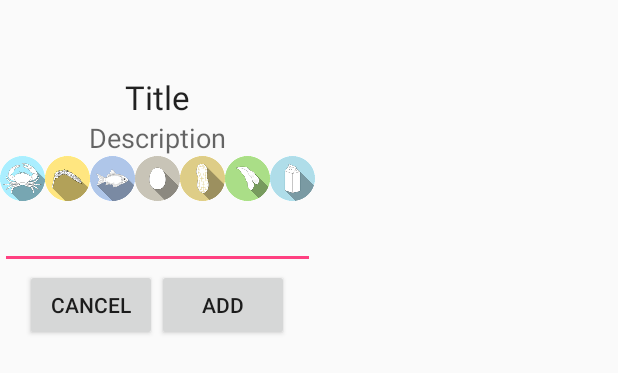
After one commit to sherlock722/Restaurant, an Android app: the layout add_menu_dialog_fragment.xml on its own in the app's theme, with its tools: preview values and no code run, on a phone screen of 412 x 824 dp. The commit adds this screen. Shown: the top 373 px of the screen. Run offline under Robolectric (Android 15) with nearby library versions, the phone set to English and light mode, and no system bars.

Commit message:
Se recuperan los valoresdel JSON en un DialogFragment

```diff
--- a/App/app/src/main/java/restaurant/fjc/com/activities/TablesActivity.java
+++ b/App/app/src/main/java/restaurant/fjc/com/activities/TablesActivity.java
@@ -13,7 +13,7 @@ public class TablesActivity extends AppCompatActivity implements TablesListFragm
 
 
     public static int SELECTED_TABLE = 1;
-    public static final String EXTRA_TABLE_UPDATED = "es.jorgifumi.camarerooo.EXTRA_TABLE_UPDATED";
+    public static final String EXTRA_TABLE_UPDATED = "restaurant.com.fjc.activities.TablesActivity.EXTRA_TABLE_UPDATED";
     //private Tables mTables;
 
 
--- /dev/null
+++ b/App/app/src/main/res/layout/add_menu_dialog_fragment.xml
@@ -0,0 +1,139 @@
+<?xml version="1.0" encoding="utf-8"?>
+<LinearLayout xmlns:android="http://schemas.android.com/apk/res/android"
+              android:orientation="vertical"
+              android:layout_width="wrap_content"
+              android:layout_height="wrap_content"
+    >
+
+    <ImageView
+        android:layout_width="wrap_content"
+        android:layout_height="wrap_content"
+        android:id="@+id/dish_image"
+        android:layout_gravity="center_horizontal"
+        android:minHeight="50dp"
+        android:minWidth="50dp"/>
+
+    <TextView
+        android:layout_width="wrap_content"
+        android:layout_height="wrap_content"
+        android:textAppearance="?android:attr/textAppearanceLarge"
+        android:text="Title"
+        android:id="@+id/dish_title_text"
+        android:layout_gravity="center_horizontal"/>
+
+    <TextView
+        android:layout_width="wrap_content"
+        android:layout_height="wrap_content"
+        android:textAppearance="?android:attr/textAppearanceMedium"
+        android:text="Description"
+        android:id="@+id/dish_description_text"
+        android:layout_gravity="center_horizontal"/>
+
+    <LinearLayout
+        android:orientation="horizontal"
+        android:layout_width="wrap_content"
+        android:layout_height="wrap_content"
+        android:layout_gravity="center_horizontal">
+
+        <ImageView
+            android:layout_width="30dp"
+            android:layout_height="30dp"
+            android:id="@+id/crustacean_icon"
+            android:layout_gravity="center_horizontal"
+            android:src="@drawable/crustacean"
+            android:layout_weight="0"
+            android:adjustViewBounds="false"
+            />
+
+        <ImageView
+            android:layout_width="30dp"
+            android:layout_height="30dp"
+            android:id="@+id/wheat_icon"
+            android:layout_gravity="center_horizontal"
+            android:src="@drawable/wheat"
+            android:layout_weight="0"
+            android:adjustViewBounds="false"
+            />
+
+        <ImageView
+            android:layout_width="30dp"
+            android:layout_height="30dp"
+            android:id="@+id/fish_icon"
+            android:layout_gravity="center_horizontal"
+            android:src="@drawable/fish"
+            android:layout_weight="0"
+            android:adjustViewBounds="false"
+            />
+
+        <ImageView
+            android:layout_width="30dp"
+            android:layout_height="30dp"
+            android:id="@+id/egg_icon"
+            android:layout_gravity="center_horizontal"
+            android:src="@drawable/egg"
+            android:layout_weight="0"
+            android:adjustViewBounds="false"
+            />
+
+        <ImageView
+            android:layout_width="30dp"
+            android:layout_height="30dp"
+            android:id="@+id/peanut_icon"
+            android:layout_gravity="center_horizontal"
+            android:src="@drawable/peanut"
+            android:layout_weight="0"
+            android:adjustViewBounds="false"
+            />
+
+        <ImageView
+            android:layout_width="30dp"
+            android:layout_height="30dp"
+            android:id="@+id/soya_icon"
+            android:layout_gravity="center_horizontal"
+            android:src="@drawable/soya"
+            android:layout_weight="0"
+            android:adjustViewBounds="false"
+            />
+
+        <ImageView
+            android:layout_width="30dp"
+            android:layout_height="30dp"
+            android:id="@+id/milk_icon"
+            android:layout_gravity="center_horizontal"
+            android:src="@drawable/milk"
+            android:layout_weight="0"
+            android:adjustViewBounds="false"
+            />
+    </LinearLayout>
+
+    <EditText
+        android:layout_width="match_parent"
+        android:layout_height="wrap_content"
+        android:id="@+id/dish_notes_input"
+        android:layout_gravity="center_horizontal"
+        />
+
+    <LinearLayout
+        android:orientation="horizontal"
+        android:layout_width="match_parent"
+        android:layout_height="wrap_content"
+        android:gravity="center">
+
+        <Button
+            android:layout_width="wrap_content"
+            android:layout_height="wrap_content"
+            android:text="@string/cancel"
+            android:id="@+id/dish_cancel_button"
+            android:layout_gravity="center_horizontal"
+            android:layout_weight="0"/>
+
+        <Button
+            android:layout_width="wrap_content"
+            android:layout_height="wrap_content"
+            android:text="@string/add"
+            android:id="@+id/dish_add_button"
+            android:layout_gravity="center_horizontal"
+            android:layout_weight="0"/>
+    </LinearLayout>
+
+</LinearLayout>
--- a/App/app/src/main/res/values/strings.xml
+++ b/App/app/src/main/res/values/strings.xml
@@ -3,4 +3,6 @@
 
     <!-- TODO: Remove or change this placeholder text -->
     <string name="hello_blank_fragment">Hello blank fragment</string>
+    <string name="cancel">Cancel</string>
+    <string name="add">Add</string>
 </resources>
```
Also changed, not shown: App/app/src/main/java/restaurant/fjc/com/activities/DetailTableActivity.java (+4 -7 lines), App/app/src/main/java/restaurant/fjc/com/activities/MenuListActivity.java (+52 -17 lines), App/app/src/main/java/restaurant/fjc/com/fragments/AddContentMenuFragment.java (+67 -27 lines), App/app/src/main/java/restaurant/fjc/com/model/Menu.java (+3 -9 lines), App/app/src/main/java/restaurant/fjc/com/model/MenuContent.java (+15 -1 lines), App/app/src/main/res/layout/activity_menu_list.xml (+0 -13 lines), App/app/src/main/res/layout/fragment_tables_list.xml (+3 -9 lines), App/app/src/main/res/drawable/crustacean.png (added), App/app/src/main/res/drawable/egg.png (added), App/app/src/main/res/drawable/fish.png (added), App/app/src/main/res/drawable/milk.png (added), App/app/src/main/res/drawable/peanut.png (added), App/app/src/main/res/drawable/soya.png (added), App/app/src/main/res/drawable/wheat.png (added).
